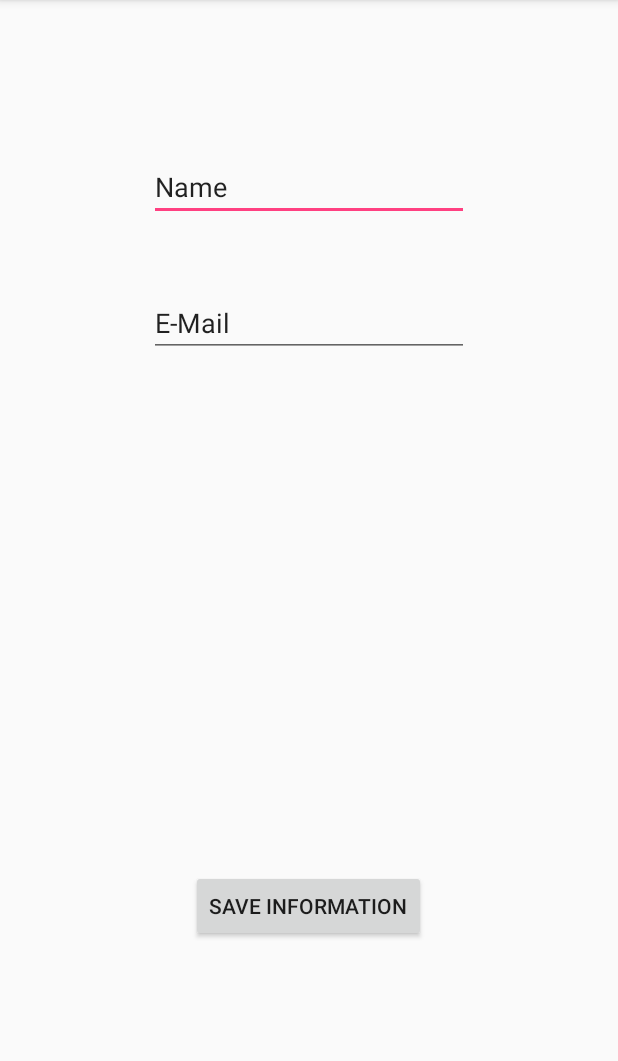
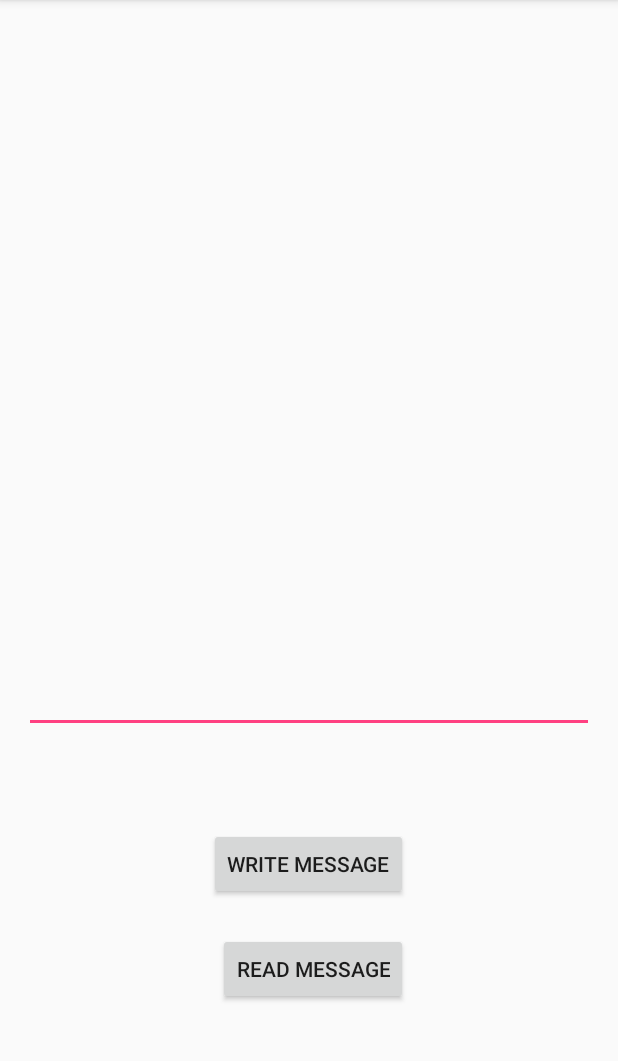
Before and after one commit to jzohndev/calculator-save-test, an Android app: the screen it shows after launch (InfoCalculator), on a phone screen of 412 x 824 dp, the part 84-1145 px from its top. Run offline under Robolectric (Android 15) with nearby library versions, the phone set to English and light mode, and no system bars.

Commit message:
played with some values

```diff
--- a/MyApplication/app/src/main/res/layout/activity_info_calculator.xml
+++ b/MyApplication/app/src/main/res/layout/activity_info_calculator.xml
@@ -6,36 +6,48 @@
     android:paddingTop="@dimen/activity_vertical_margin"
     android:paddingBottom="@dimen/activity_vertical_margin" tools:context=".InfoCalculator">
 
+
     <Button
         android:layout_width="wrap_content"
         android:layout_height="wrap_content"
-        android:text="Save Information"
-        android:id="@+id/button"
+        android:text="Write Message"
+        android:id="@+id/writeButton"
+        android:layout_marginBottom="152dp"
         android:layout_alignParentBottom="true"
         android:layout_centerHorizontal="true"
-        android:layout_marginBottom="124dp" />
+        android:onClick="writeMessage" />
+
+    <Button
+        android:layout_width="wrap_content"
+        android:layout_height="wrap_content"
+        android:text="Read Message"
+        android:id="@+id/readButton"
+        android:layout_marginTop="70dp"
+        android:onClick="readMessage"
+        android:layout_alignTop="@+id/writeButton"
+        android:layout_alignRight="@+id/writeButton"
+        android:layout_alignEnd="@+id/writeButton" />
 
     <EditText
         android:layout_width="wrap_content"
         android:layout_height="wrap_content"
-        android:inputType="textPersonName"
-        android:text="Name"
-        android:ems="10"
-        android:id="@+id/nameField"
-        android:layout_marginTop="86dp"
-        android:layout_alignParentTop="true"
-        android:layout_centerHorizontal="true" />
+        android:id="@+id/editText"
+        android:layout_above="@+id/writeButton"
+        android:layout_alignParentLeft="true"
+        android:layout_alignParentStart="true"
+        android:layout_marginBottom="63dp"
+        android:layout_alignParentRight="true"
+        android:layout_alignParentEnd="true" />
 
-    <EditText
-        android:layout_width="wrap_content"
-        android:layout_height="wrap_content"
-        android:inputType="textEmailAddress"
-        android:ems="10"
-        android:id="@+id/emailField"
-        android:layout_marginTop="45dp"
-        android:layout_below="@+id/nameField"
-        android:layout_alignLeft="@+id/nameField"
-        android:layout_alignStart="@+id/nameField"
-        android:text="E-Mail" />
-
+    <TextView
+        android:layout_width="match_parent"
+        android:layout_height="30dp"
+        android:id="@+id/textView"
+        android:gravity="center"
+        android:layout_weight="1"
+        android:text="Hello World"
+        android:layout_below="@+id/readButton"
+        android:layout_alignParentLeft="true"
+        android:layout_alignParentStart="true"
+        android:layout_marginTop="25dp" />
 </RelativeLayout>
```
Also changed, not shown: MyApplication/app/src/main/java/com/github/jzohndev/myapplication/InfoCalculator.java (+63 -0 lines).
